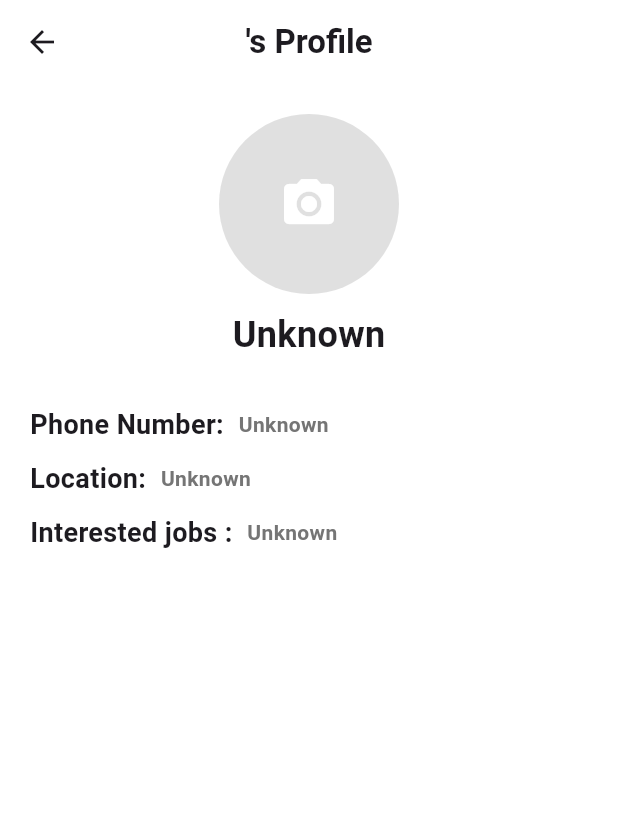
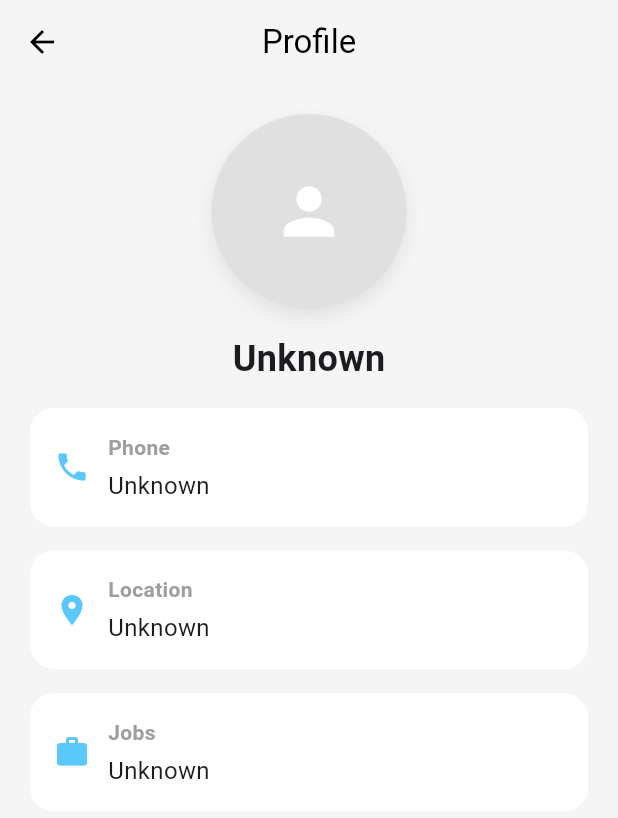
Before and after one commit to scopesWriter/Job-Sky-Flutter, a Flutter app: the FriendProfileScreen screen opened directly with empty values, on a phone screen of 412 x 824 dp. Shown: the top 818 px of the screen. Run offline on Flutter 3.47's test engine with Material 3 defaults, Android fonts, the phone set to English and light mode, and no system bars; our stand-ins replace card_swiper, cloud_firestore, firebase_auth, firebase_core, flutter_image_compress, flutter_riverpod and 3 more; accounts and stored records are empty.

Commit message:
update profile screen

```diff
--- a/lib/views/home/friend_profile_screen.dart
+++ b/lib/views/home/friend_profile_screen.dart
@@ -3,6 +3,8 @@ import 'package:flutter/material.dart';
 import 'package:flutter/services.dart';
 import 'package:flutter_riverpod/flutter_riverpod.dart';
 import 'package:job_sky/models/user_model.dart';
+
+import '../../core/theme/app_colors.dart';
 
 class FriendProfileScreen extends ConsumerWidget {
   const FriendProfileScreen({super.key, required this.data});
@@ -12,122 +14,100 @@ class FriendProfileScreen extends ConsumerWidget {
   @override
   Widget build(BuildContext context, WidgetRef ref) {
     return Scaffold(
+      backgroundColor: Colors.grey[100],
       appBar: AppBar(
         backgroundColor: Colors.transparent,
-        title: Text(
-          "${data.userName}'s Profile",
-          style: TextStyle(fontWeight: FontWeight.bold),
+        elevation: 0,
+        title: const Text('Profile', style: TextStyle(color: Colors.black)),
+        centerTitle: true,
+        iconTheme: const IconThemeData(color: Colors.black),
       ),
-        centerTitle: true,
-        systemOverlayStyle: SystemUiOverlayStyle.dark,
-      ),
-      body: SafeArea(
-        child: Padding(
-          padding: EdgeInsets.symmetric(vertical: 20, horizontal: 20),
-          child: SingleChildScrollView(
+      body: SingleChildScrollView(
+        padding: const EdgeInsets.all(20),
         child: Column(
-              crossAxisAlignment: CrossAxisAlignment.center,
           children: [
-                //Profile Picture
-                data.profileImage != ''
-                    ? ClipOval(
-                      child: Image.memory(
-                        base64Decode(data.profileImage!.split(',').last),
-                        width: 120,
-                        height: 120,
-                        fit: BoxFit.cover,
-                      ),
-                    )
-                    : CircleAvatar(
-                      radius: 60,
-                      backgroundColor: Colors.grey[300],
-                      child: Icon(
-                        Icons.camera_alt,
-                        size: 40,
-                        color: Colors.white,
-                      ),
-                    ),
-                SizedBox(height: 10),
-                //User Name
-                Text(
-                  data.userName == '' ? 'Unknown' : data.userName,
-                  style: TextStyle(fontWeight: FontWeight.bold, fontSize: 24),
-                ),
-                SizedBox(height: 30),
-                Row(
-                  mainAxisAlignment: MainAxisAlignment.start,
-                  children: [
-                    Text(
-                      "Phone Number: ",
-                      style: TextStyle(
-                        fontWeight: FontWeight.bold,
-                        fontSize: 18,
-                      ),
-                    ),
-                    SizedBox(width: 5),
-                    Text(
-                      data.phoneNumber == "" ? 'Unknown' : data.phoneNumber,
-                      style: TextStyle(
-                        fontWeight: FontWeight.w600,
-                        fontSize: 14,
-                        color: Colors.grey[600]
-                      ),
+            // Profile Picture
+            Container(
+              width: 130,
+              height: 130,
+              decoration: BoxDecoration(
+                shape: BoxShape.circle,
+                boxShadow: [
+                  BoxShadow(
+                    color: Colors.grey[300]!,
+                    blurRadius: 10,
+                    offset: const Offset(0, 5),
                   ),
                 ],
               ),
-                SizedBox(height: 10),
-                Row(
-                  mainAxisAlignment: MainAxisAlignment.start,
-                  children: [
-                    Text(
-                      "Location: ",
-                      style: TextStyle(
-                        fontWeight: FontWeight.bold,
-                        fontSize: 18,
+              child: CircleAvatar(
+                backgroundColor: Colors.grey[300],
+                backgroundImage: data.profileImage != ""
+                    ? MemoryImage(base64Decode(data.profileImage!.split(',').last))
+                    : null,
+                child: data.profileImage!.isEmpty
+                    ? const Icon(Icons.person, size: 50, color: Colors.white)
+                    : null,
               ),
             ),
-                    SizedBox(width: 5),
+            const SizedBox(height: 16),
+
+            // Name
             Text(
-                      data.location == "" ? 'Unknown' : data.location,
-                      style: TextStyle(
-                        fontWeight: FontWeight.w600,
-                        fontSize: 14,
-                        color: Colors.grey[600]
+              data.userName == '' ? 'Unknown' : data.userName,
+              style: const TextStyle(fontSize: 24, fontWeight: FontWeight.bold),
             ),
-                    ),
+            const SizedBox(height: 8),
+
+            // Info Cards
+            _buildInfoCard(Icons.phone, "Phone", data.phoneNumber == '' ? 'Unknown' : data.phoneNumber),
+            _buildInfoCard(Icons.location_on, "Location", data.location == '' ? 'Unknown' : data.location),
+            _buildInfoCard(Icons.work, "Jobs", data.jobs == '' ? 'Unknown' : data.jobs.split(',').join(', ')),
           ],
-                ),
-                SizedBox(height: 10),
-                Row(
-                  mainAxisAlignment: MainAxisAlignment.start,
-
-                  children: [
-                    Text(
-                      "Interested jobs : ",
-                      style: TextStyle(
-                        fontWeight: FontWeight.bold,
-                        fontSize: 18,
-                      ),
-                    ),
-                    SizedBox(width: 5),
-                    SizedBox(
-                      width: MediaQuery.of(context).size.width * 0.5,
-                      child: Text(
-                        data.jobs == "" ? 'Unknown' : data.jobs,
-                        style: TextStyle(
-                          fontWeight: FontWeight.w600,
-                          fontSize: 14,
-                          color: Colors.grey[600],
-                        ),
-                      ),
-                    ),
-                  ],
-                ),
-              ],
-            ),
-          ),
         ),
       ),
     );
   }
 }
+
+Widget _buildInfoCard(IconData icon, String title, String value) {
+  return Container(
+    margin: const EdgeInsets.symmetric(vertical: 8),
+    padding: const EdgeInsets.all(16),
+    width: double.infinity,
+    decoration: BoxDecoration(
+      color: Colors.white,
+      borderRadius: BorderRadius.circular(16),
+      boxShadow: [
+        BoxShadow(
+          color: Colors.grey[100]!,
+          blurRadius: 10,
+          offset: const Offset(0, 4),
+        )
+      ],
+    ),
+    child: Row(
+      children: [
+        Icon(icon, color: AppColors.authButtonColor),
+        const SizedBox(width: 12),
+        Expanded(
+          child: Column(
+            crossAxisAlignment: CrossAxisAlignment.start,
+            children: [
+              Text(title,
+                  style: const TextStyle(
+                      fontSize: 14,
+                      fontWeight: FontWeight.bold,
+                      color: Colors.grey)),
+              const SizedBox(height: 4),
+              Text(
+                value,
+                style: const TextStyle(fontSize: 16),
+              ),
+            ],
+          ),
+        )
+      ],
+    ),
+  );
+}
```
Lines whose indentation alone changed are shown as unchanged.
